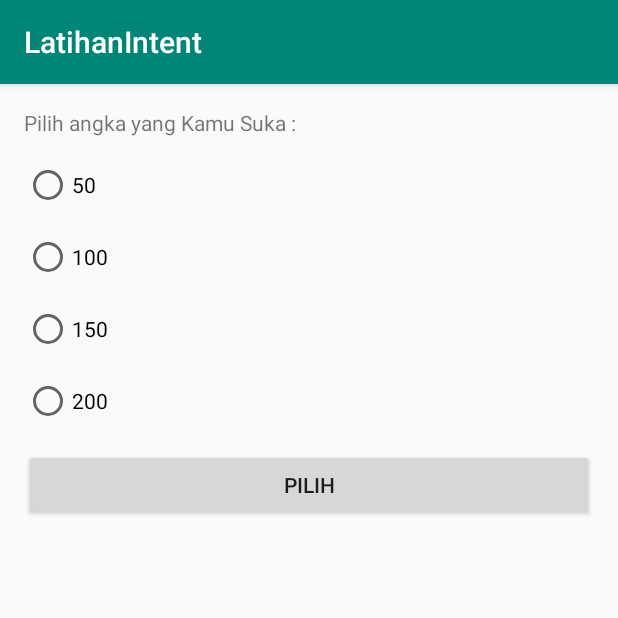
After one commit to roindeyal/LatihanIntentAndroid, an Android app: the MoveForResultActivity screen opened directly, with no data from a screen before it, on a phone screen of 412 x 824 dp, the top half of it. The commit adds this screen. Run offline under Robolectric (Android 15) with nearby library versions, the phone set to English and light mode, and no system bars.

Commit message:
Latihan Intent Move Activity With Result

```diff
--- a/app/src/main/AndroidManifest.xml
+++ b/app/src/main/AndroidManifest.xml
@@ -9,7 +9,8 @@
         android:roundIcon="@mipmap/ic_launcher_round"
         android:supportsRtl="true"
         android:theme="@style/AppTheme">
-        <activity android:name=".MoveWithObjectActivity"></activity>
+        <activity android:name=".MoveForResultActivity"></activity>
+        <activity android:name=".MoveWithObjectActivity" />
         <activity android:name=".MoveWithDataActivity" />
         <activity android:name=".MoveActivity" />
         <activity android:name=".MainActivity">
--- /dev/null
+++ b/app/src/main/java/com/svafvel/software/production/latihanintent/MoveForResultActivity.java
@@ -0,0 +1,71 @@
+package com.svafvel.software.production.latihanintent;
+
+import androidx.appcompat.app.AppCompatActivity;
+
+import android.content.Intent;
+import android.os.Bundle;
+import android.view.View;
+import android.widget.Button;
+import android.widget.RadioGroup;
+
+public class MoveForResultActivity extends AppCompatActivity implements View.OnClickListener{
+
+    private Button btnChoose;
+    private RadioGroup rgNumber;
+
+    public static final String EXTRA_SELECT_VALUE = "extra_selected_value";
+    public static final int RESULT_CODE = 110;
+
+
+    @Override
+    protected void onCreate(Bundle savedInstanceState) {
+        super.onCreate(savedInstanceState);
+        setContentView(R.layout.activity_move_for_result);
+
+        btnChoose = findViewById(R.id.btn_choose);
+        rgNumber = findViewById(R.id.rg_number);
+
+        btnChoose.setOnClickListener(this);
+    }
+
+    @Override
+    public void onClick(View v) {
+
+        if(v.getId() == R.id.btn_choose){
+
+
+            if(rgNumber.getCheckedRadioButtonId() != 0){
+
+                int value = 0;
+
+                switch (rgNumber.getCheckedRadioButtonId()){
+
+                    case R.id.rb_50:
+                        value = 50;
+                        break;
+
+                    case R.id.rb_100:
+                        value = 100;
+                        break;
+
+                    case R.id.rb_150:
+                        value = 150;
+                        break;
+
+                    case R.id.rb_200:
+                        value = 200;
+                        break;
+                }
+
+                Intent resultIntent = new Intent();
+                resultIntent.putExtra(EXTRA_SELECT_VALUE, value);
+                setResult(RESULT_CODE, resultIntent);
+                finish();
+
+            }
+
+        }
+
+
+    }
+}
--- /dev/null
+++ b/app/src/main/res/layout/activity_move_for_result.xml
@@ -0,0 +1,59 @@
+<?xml version="1.0" encoding="utf-8"?>
+<LinearLayout xmlns:android="http://schemas.android.com/apk/res/android"
+    xmlns:app="http://schemas.android.com/apk/res-auto"
+    xmlns:tools="http://schemas.android.com/tools"
+    android:layout_width="match_parent"
+    android:layout_height="match_parent"
+    android:orientation="vertical"
+    android:padding="16dp"
+    tools:context=".MoveForResultActivity">
+
+    <TextView
+        android:layout_width="match_parent"
+        android:layout_height="wrap_content"
+        android:layout_marginBottom="16dp"
+        android:text="@string/choose_number"/>
+
+    <RadioGroup
+        android:id="@+id/rg_number"
+        android:layout_width="match_parent"
+        android:layout_height="wrap_content"
+        android:orientation="vertical">
+
+        <RadioButton
+            android:id="@+id/rb_50"
+            android:layout_width="match_parent"
+            android:layout_height="wrap_content"
+            android:text="@string/_50"
+            android:layout_marginBottom="16dp"/>
+
+        <RadioButton
+            android:id="@+id/rb_100"
+            android:layout_width="match_parent"
+            android:layout_height="wrap_content"
+            android:text="@string/_100"
+            android:layout_marginBottom="16dp"/>
+
+        <RadioButton
+            android:id="@+id/rb_150"
+            android:layout_width="match_parent"
+            android:layout_height="wrap_content"
+            android:text="@string/_150"
+            android:layout_marginBottom="16dp"/>
+
+        <RadioButton
+            android:id="@+id/rb_200"
+            android:layout_width="match_parent"
+            android:layout_height="wrap_content"
+            android:text="@string/_200"
+            android:layout_marginBottom="16dp"/>
+
+    </RadioGroup>
+
+    <Button
+        android:id="@+id/btn_choose"
+        android:layout_width="match_parent"
+        android:layout_height="wrap_content"
+        android:text="@string/choose" />
+
+</LinearLayout>
--- a/app/src/main/res/values/strings.xml
+++ b/app/src/main/res/values/strings.xml
@@ -3,9 +3,10 @@
     <string name="move_activity">Pindah Activity</string>
     <string name="move_with_data">Pindah Activity dengan Data</string>
     <string name="move_with_objek">Pindah Activity dengan Object</string>
+    <string name="move_with_result">Pindah Activity dengan Result</string>
     <string name="dial_number">Dial a Number</string>
     <string name="result_from_activity">Hasil dari Activity</string>
-    <string name="choose_number">Pilih angka yang Kamu Suka</string>
+    <string name="choose_number">Pilih angka yang Kamu Suka : </string>
     <string name="_50">50</string>
     <string name="_100">100</string>
     <string name="_150">150</string>
```
Also changed, not shown: app/src/main/java/com/svafvel/software/production/latihanintent/MainActivity.java (+34 -0 lines), app/src/main/res/layout/activity_main.xml (+15 -0 lines).
